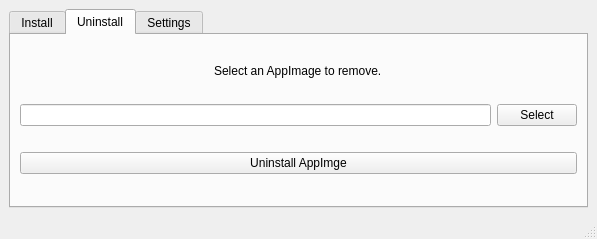
Old version of the form mainwindow.ui in the repository w-j-r/AppImage-Integrator.
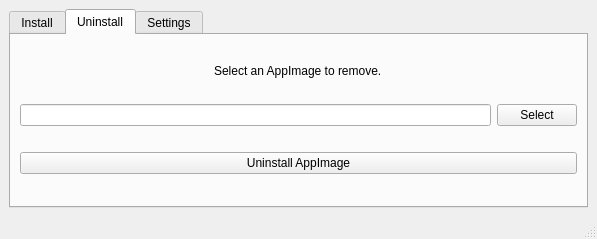
New version of the form.

```diff
--- a/mainwindow.ui
+++ b/mainwindow.ui
@@ -104,7 +104,7 @@
         <item>
          <widget class="QPushButton" name="remove_pushButton">
           <property name="text">
-           <string>Uninstall AppImge</string>
+           <string>Uninstall AppImage</string>
           </property>
          </widget>
         </item>
```
